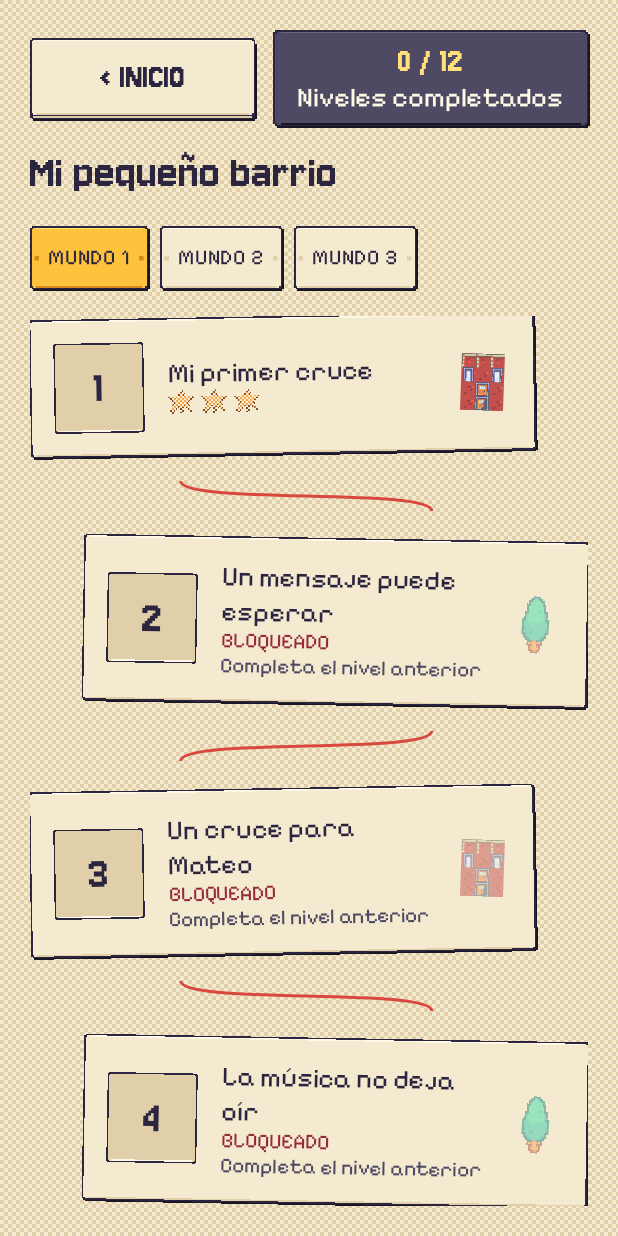
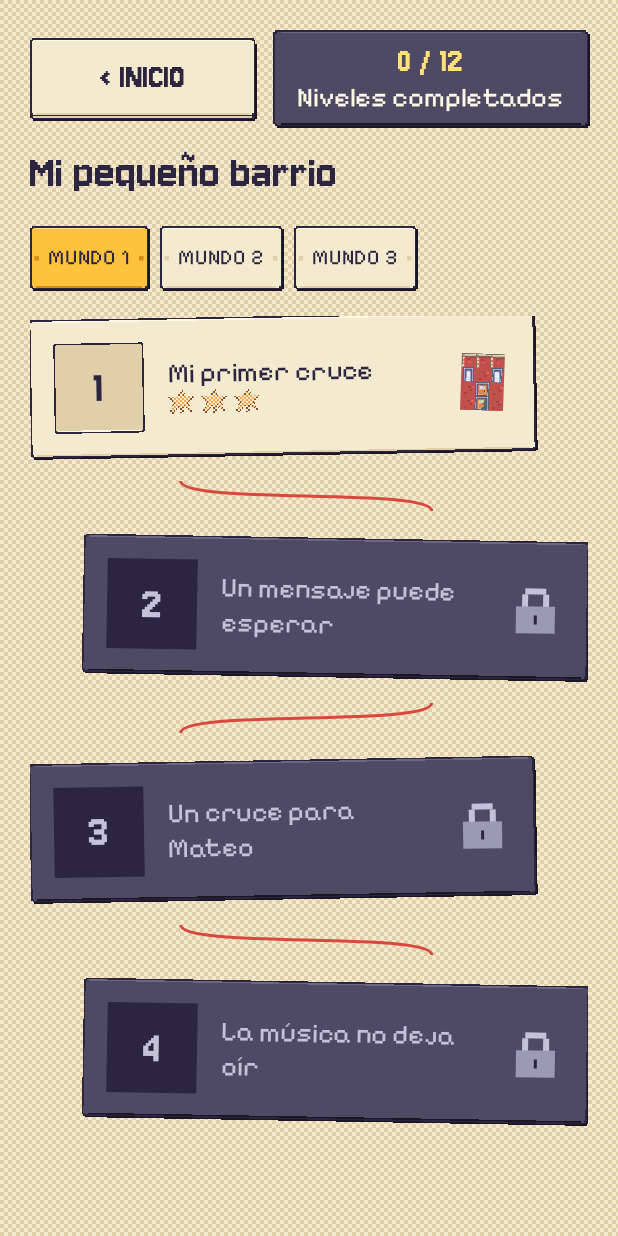
Before and after one commit to Diego-Alberto-A/ADO, an Android app built with Jetpack Compose: the screen it shows after launch (MainActivity), after a tap on an icon or button, on a phone screen of 412 x 824 dp. Run offline under Robolectric (Android 15) with nearby library versions, the phone set to English and light mode, and no system bars; pictures from the network do not load; Roboto replaces fonts that are not available here.

Commit message:
release: finaliza la versión 1.0

```diff
--- a/app/src/main/java/com/example/crosswalker/MainActivity.kt
+++ b/app/src/main/java/com/example/crosswalker/MainActivity.kt
@@ -25,9 +25,11 @@ import androidx.compose.ui.draw.clipToBounds
 import androidx.compose.ui.draw.alpha
 import androidx.compose.ui.layout.ContentScale
 import androidx.compose.ui.semantics.Role
+import androidx.compose.ui.semantics.contentDescription
 import androidx.compose.ui.semantics.stateDescription
 import androidx.compose.ui.semantics.semantics
 import androidx.compose.ui.geometry.Offset
+import androidx.compose.ui.geometry.Size
 import androidx.compose.ui.graphics.ImageBitmap
 import androidx.compose.ui.res.imageResource
 import androidx.compose.ui.graphics.Color
@@ -351,34 +353,40 @@ class MainActivity: ComponentActivity() {
             ) {
                 s.repo.levels.filter { it.world == world }.forEachIndexed { index,l ->
                     val unlocked = s.repo.isLevelUnlocked(l.id)
+                    val card = if (unlocked) {
+                        Modifier.pixelPanel().clickable(enabled = active) { click(); chosen = l }
+                    } else {
+                        Modifier.pixelPanelDark().clearAndSetSemantics {
+                            contentDescription = "Nivel ${l.id}, ${l.title}, no disponible"
+                        }
+                    }
                     Row(
                         Modifier.fillMaxWidth()
                             .padding(start = if (index % 2 == 0) 0.dp else 35.dp, end = if (index % 2 == 0) 35.dp else 0.dp)
                             .rotate(if (index % 2 == 0) -1f else 1f)
-                            .pixelPanel()
-                            .clickable(enabled = active && unlocked) { click(); chosen = l }
+                            .then(card)
                             .padding(16.dp),
                         verticalAlignment = Alignment.CenterVertically,
                         horizontalArrangement = Arrangement.spacedBy(16.dp)
                     ) {
-                        Box(Modifier.size(60.dp).pixelSlot(), contentAlignment = Alignment.Center) {
-                            Text("${l.id}", color = Ink, style = TitleText)
+                        val slot = if (unlocked) Modifier.pixelSlot() else Modifier.background(Ink)
+                        Box(Modifier.size(60.dp).then(slot), contentAlignment = Alignment.Center) {
+                            Text("${l.id}", color = if (unlocked) Ink else KerbLight, style = TitleText)
                         }
-                        Column(Modifier.weight(1f)) {
-                            Text(l.title, style = BodyStrong, color = Ink)
-                            if (unlocked) {
+                        if (unlocked) {
+                            Column(Modifier.weight(1f)) {
+                                Text(l.title, style = BodyStrong, color = Ink)
                                 PaperStars(s.repo.stars(l.id))
-                            } else {
-                                Text("BLOQUEADO", style = HudStrong, color = Brick.dark)
-                                Text("Completa el nivel anterior", style = HudLabel, color = Asphalt)
                             }
+                            val sceneryIcon = when (l.world) {
+                                1 -> R.drawable.decor_building_campus
+                                else -> if (index % 2 == 0) R.drawable.house else R.drawable.tree
+                            }
+                            PixelImage(sceneryIcon, null, Modifier.size(38.dp).rotate(3f))
+                        } else {
+                            Text(l.title, modifier = Modifier.weight(1f), style = BodyStrong, color = KerbLight)
+                            LevelLock()
                         }
-                        val sceneryIcon = when (l.world) {
-                            1 -> R.drawable.decor_building_campus
-                            else -> if (index % 2 == 0) R.drawable.house else R.drawable.tree
-                        }
-                        PixelImage(sceneryIcon, null, Modifier.size(38.dp).rotate(3f),
-                            alpha = if (unlocked) 1f else .5f)
                     }
                     if(index<3) Canvas(Modifier.fillMaxWidth().height(20.dp)) {
                         val start=if(index%2==0) size.width*.27f else size.width*.72f
@@ -396,6 +404,19 @@ class MainActivity: ComponentActivity() {
         PaperButton("▶  PREPARAR EL PLAN") {chosen=null;s.enter(l)}
     } }
 }
+
+@Composable
+private fun LevelLock() {
+    Canvas(Modifier.size(38.dp)) {
+        val unit = size.width / 19f
+        drawRect(KerbLight, Offset(6f * unit, 2f * unit), Size(7f * unit, 2f * unit))
+        drawRect(KerbLight, Offset(5f * unit, 4f * unit), Size(2f * unit, 5f * unit))
+        drawRect(KerbLight, Offset(12f * unit, 4f * unit), Size(2f * unit, 5f * unit))
+        drawRect(Kerb, Offset(3f * unit, 8f * unit), Size(13f * unit, 9f * unit))
+        drawRect(Ink, Offset(9f * unit, 11f * unit), Size(unit, 3f * unit))
+    }
+}
+
 @Composable fun Game(s:Session,click:()->Unit) {
     val frame=s.frame
     val sim=s.simulation
```
